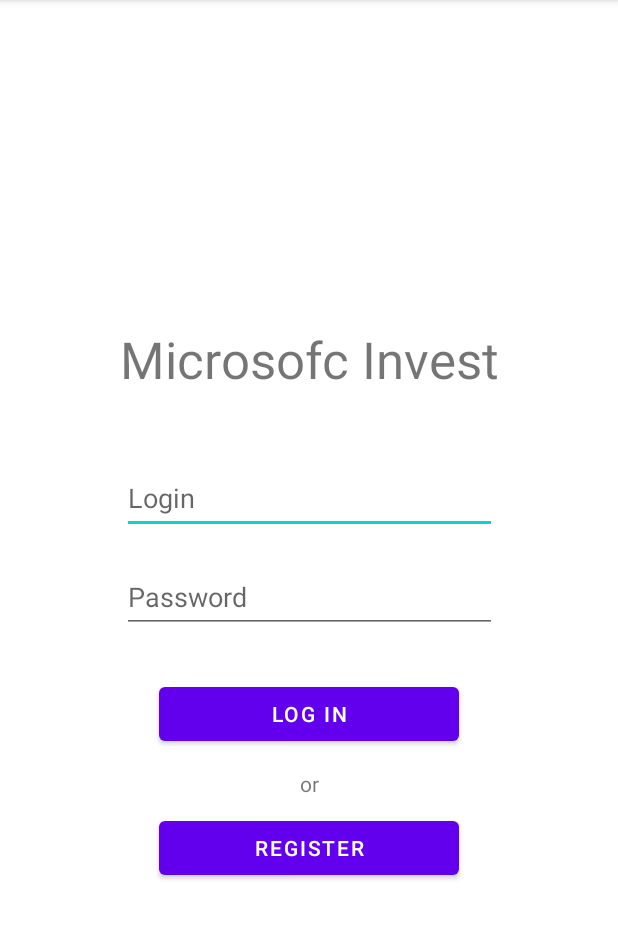
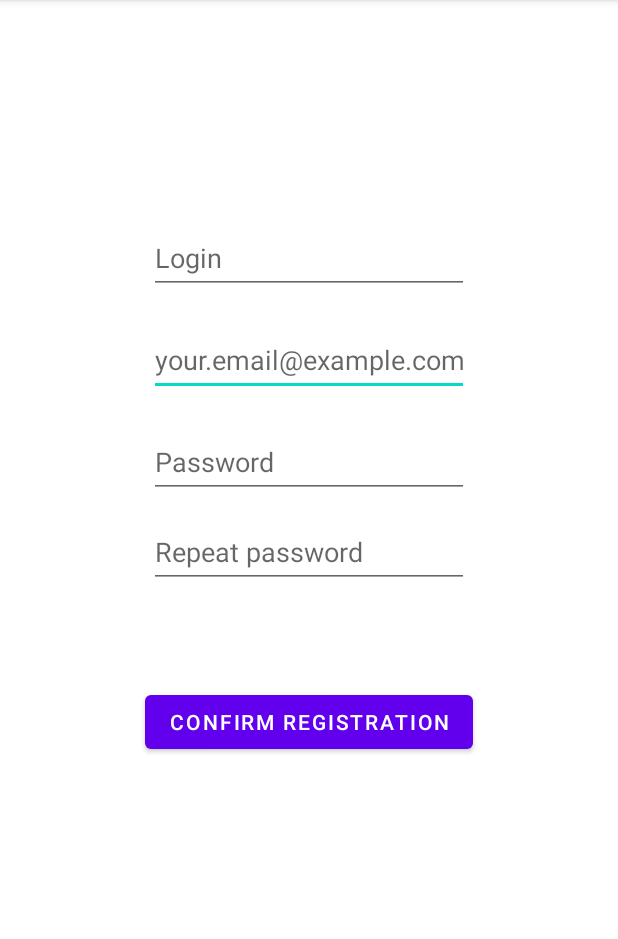
Before and after one commit to AndreyMAI-github/HMA_2021, an Android app: the screen it shows after launch (MainActivity before the commit, RegisterActivity after it), after a tap on "REGISTER", on a phone screen of 412 x 824 dp, the part 84-1023 px from its top. Run offline under Robolectric (Android 15) with nearby library versions, the phone set to English and light mode, and no system bars.

Commit message:
added RegisterActivity with lines (but it is all)

```diff
--- a/app/android/app/src/main/AndroidManifest.xml
+++ b/app/android/app/src/main/AndroidManifest.xml
@@ -10,6 +10,9 @@
         android:supportsRtl="true"
         android:theme="@style/Theme.MHA2021">
         <activity
+            android:name=".RegisterActivity"
+            android:exported="false" />
+        <activity
             android:name=".MainActivity"
             android:exported="true">
             <intent-filter>
--- a/app/android/app/src/main/java/microsofc/app/mha2021/MainActivity.java
+++ b/app/android/app/src/main/java/microsofc/app/mha2021/MainActivity.java
@@ -2,6 +2,7 @@ package microsofc.app.mha2021;
 
 import androidx.appcompat.app.AppCompatActivity;
 
+import android.content.Intent;
 import android.os.Bundle;
 import android.view.View;
 import android.widget.Button;
@@ -27,8 +28,8 @@ public class MainActivity extends AppCompatActivity {
                     toast.show();
                     break;
                 case R.id.buttonRegister:
-                    Toast toast1 = Toast.makeText(getApplicationContext(),"Register",Toast.LENGTH_SHORT);
-                    toast1.show();
+                    Intent regIntent = new Intent(getApplicationContext(), RegisterActivity.class);
+                    startActivity(regIntent);
                     break;
             }
 
--- /dev/null
+++ b/app/android/app/src/main/java/microsofc/app/mha2021/RegisterActivity.java
@@ -0,0 +1,14 @@
+package microsofc.app.mha2021;
+
+import androidx.appcompat.app.AppCompatActivity;
+
+import android.os.Bundle;
+
+public class RegisterActivity extends AppCompatActivity {
+
+    @Override
+    protected void onCreate(Bundle savedInstanceState) {
+        super.onCreate(savedInstanceState);
+        setContentView(R.layout.activity_register);
+    }
+}
--- a/app/android/app/src/main/res/layout/activity_main.xml
+++ b/app/android/app/src/main/res/layout/activity_main.xml
@@ -37,6 +37,7 @@
         android:layout_width="250dp"
         android:layout_height="wrap_content"
         android:hint="@string/password_hint"
+        android:inputType="textPassword"
         android:minHeight="48dp"
         app:layout_constraintBottom_toBottomOf="parent"
         app:layout_constraintEnd_toEndOf="@+id/loginTextView"
--- /dev/null
+++ b/app/android/app/src/main/res/layout/activity_register.xml
@@ -0,0 +1,76 @@
+<?xml version="1.0" encoding="utf-8"?>
+<androidx.constraintlayout.widget.ConstraintLayout xmlns:android="http://schemas.android.com/apk/res/android"
+    xmlns:app="http://schemas.android.com/apk/res-auto"
+    xmlns:tools="http://schemas.android.com/tools"
+    android:layout_width="match_parent"
+    android:layout_height="match_parent"
+    tools:context=".RegisterActivity">
+
+    <EditText
+        android:id="@+id/editTextTextPersonName2"
+        android:layout_width="wrap_content"
+        android:layout_height="wrap_content"
+        android:ems="10"
+        android:hint="@string/email_hint"
+        android:inputType="textEmailAddress"
+        android:minHeight="48dp"
+        app:layout_constraintBottom_toBottomOf="parent"
+        app:layout_constraintEnd_toEndOf="parent"
+        app:layout_constraintStart_toStartOf="parent"
+        app:layout_constraintTop_toTopOf="parent"
+        app:layout_constraintVertical_bias="0.3" />
+
+    <EditText
+        android:id="@+id/editTextTextPersonName"
+        android:layout_width="wrap_content"
+        android:layout_height="wrap_content"
+        android:layout_marginBottom="20dp"
+        android:ems="10"
+        android:hint="@string/login_hint"
+        android:inputType="textPersonName"
+        android:minHeight="48dp"
+        app:layout_constraintBottom_toTopOf="@+id/editTextTextPersonName2"
+        app:layout_constraintEnd_toEndOf="@+id/editTextTextPersonName2"
+        app:layout_constraintHorizontal_bias="0.0"
+        app:layout_constraintStart_toStartOf="@+id/editTextTextPersonName2" />
+
+    <EditText
+        android:id="@+id/editTextTextPassword"
+        android:layout_width="wrap_content"
+        android:layout_height="wrap_content"
+        android:layout_marginTop="20dp"
+        android:ems="10"
+        android:hint="@string/password_hint"
+        android:inputType="textPassword"
+        android:minHeight="48dp"
+        app:layout_constraintEnd_toEndOf="@+id/editTextTextPersonName2"
+        app:layout_constraintHorizontal_bias="0.0"
+        app:layout_constraintStart_toStartOf="@+id/editTextTextPersonName2"
+        app:layout_constraintTop_toBottomOf="@+id/editTextTextPersonName2" />
+
+    <EditText
+        android:id="@+id/editTextTextPassword3"
+        android:layout_width="wrap_content"
+        android:layout_height="wrap_content"
+        android:layout_marginTop="12dp"
+        android:ems="10"
+        android:hint="@string/password_repeat_hint"
+        android:inputType="textPassword"
+        android:minHeight="48dp"
+        app:layout_constraintEnd_toEndOf="@+id/editTextTextPassword"
+        app:layout_constraintHorizontal_bias="0.0"
+        app:layout_constraintStart_toStartOf="@+id/editTextTextPassword"
+        app:layout_constraintTop_toBottomOf="@+id/editTextTextPassword" />
+
+    <Button
+        android:id="@+id/button"
+        android:layout_width="wrap_content"
+        android:layout_height="wrap_content"
+        android:text="@string/register_confirm_button"
+        app:layout_constraintBottom_toBottomOf="parent"
+        app:layout_constraintEnd_toEndOf="@+id/editTextTextPassword3"
+        app:layout_constraintStart_toStartOf="@+id/editTextTextPassword3"
+        app:layout_constraintTop_toBottomOf="@+id/editTextTextPassword3"
+        app:layout_constraintVertical_bias="0.2" />
+
+</androidx.constraintlayout.widget.ConstraintLayout>
--- a/app/android/app/src/main/res/values/strings.xml
+++ b/app/android/app/src/main/res/values/strings.xml
@@ -2,8 +2,11 @@
     <string name="app_name">MHA2021</string>
     <string name="team_app_logo_name">Microsofc Invest</string>
     <string name="login_hint">Login</string>
+    <string name="password_hint">Password</string>
+    <string name="password_repeat_hint">Repeat password</string>
+    <string name="email_hint">your.email@example.com</string>
     <string name="login_button">Log In</string>
     <string name="register_button">Register</string>
-    <string name="password_hint">Password</string>
+    <string name="register_confirm_button">Confirm Registration</string>
     <string name="or_string">or</string>
 </resources>
```
